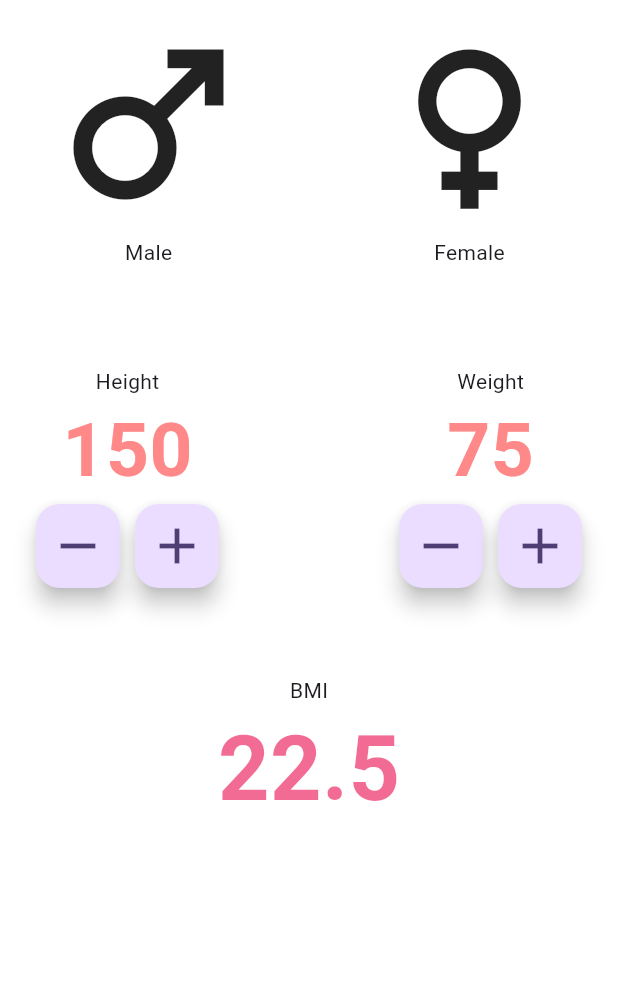
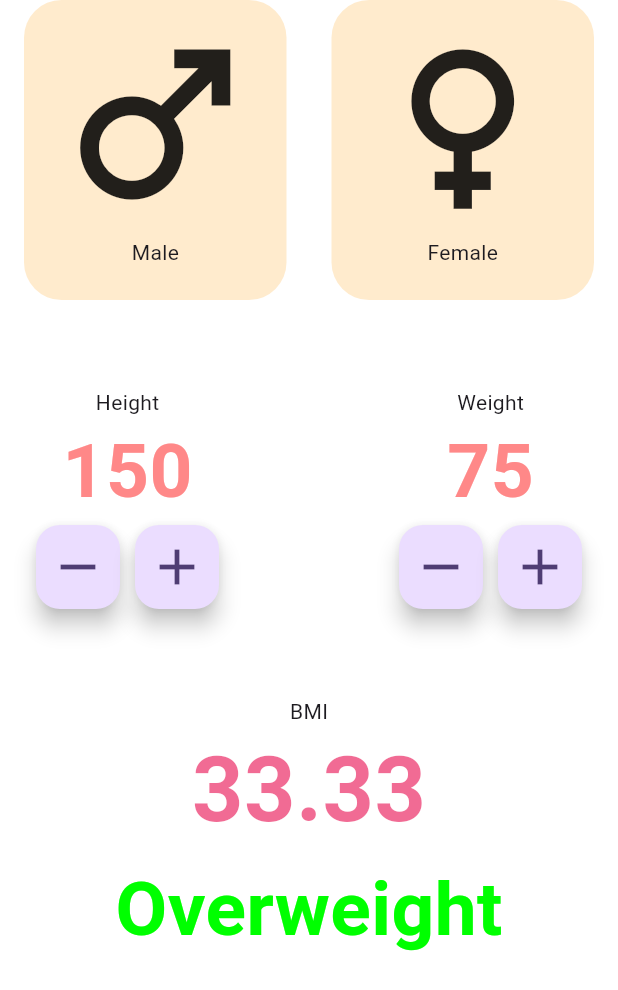
Before and after one commit to sachithrakalani/BMI-App, a Flutter app: the screen it shows after launch, on a phone screen of 412 x 824 dp. Shown: the top 990 px of the screen. Run offline on Flutter 3.47's test engine with Material 3 defaults, Android fonts, the phone set to English and light mode, and no system bars.

Commit message:
Complete BMI app

```diff
--- a/lib/main_page.dart
+++ b/lib/main_page.dart
@@ -12,6 +12,11 @@ class _MainPageState extends State<MainPage> {
 
   int height = 150;
   int weight = 75;
+  String gender = '';
+
+  late double bmi =calculateBMI(height: height, weight: weight);
+  late String result;
+
   @override
   Widget build(BuildContext context) {
     return Scaffold(
@@ -20,25 +25,53 @@ class _MainPageState extends State<MainPage> {
           color: Colors.white,
           padding: const EdgeInsets.symmetric(horizontal: 16),
           child: Column(children: [
-            const Row(
+            Row(
               children: [
-                Padding(
-                  padding: EdgeInsets.all(8.0),
-                  child: Column(
-                    children: [
+                GestureDetector(
+                  onTap: (){
+                    setState(() {
+                      gender = 'M';
+                    });
+
+                  },
+                  child: Container(
+                    height: 200,
+                    width: 175,
+                    decoration: BoxDecoration(
+                      color:gender =='M' ? Colors.orange.withAlpha(150):Colors.orange.withAlpha(50),
+                      borderRadius:BorderRadius.circular(25)
+                    ),
+                    padding:const  EdgeInsets.all(8.0),
+                    child: const Column(
+                      children:[
                         Icon(Icons.male, size: 150),
                         Text("Male"),
                       ],
                     ),
                   ),
-                Spacer(),
-                Padding(
-                  padding: EdgeInsets.all(8.0),
-                  child: Column(
-                    children: [
+                ),
+                const Spacer(),
+                GestureDetector(
+                  onTap: (){
+                    setState(() {
+                      gender = 'F';
+                    });
+
+                  },
+                  child: Container(
+                    height: 200,
+                    width: 175,
+                    decoration: BoxDecoration(
+                      color:gender =='F' ? Colors.orange.withAlpha(150):Colors.orange.withAlpha(50),
+                      borderRadius:BorderRadius.circular(25)
+                    ),
+                    padding: const EdgeInsets.all(8.0),
+                    child: const Column(
+                      children:[
                         Icon(Icons.female, size: 150),
                         Text("Female"),
                       ],
+                    ),
                   ),
                 )
               ],
@@ -62,6 +95,7 @@ class _MainPageState extends State<MainPage> {
                             setState(() {
                               if(height > 50){
                                 height--;
+                                bmi =calculateBMI(height: height, weight: weight);
                               }
                             });
                           },
@@ -76,6 +110,7 @@ class _MainPageState extends State<MainPage> {
                             setState(() {
                               if(height < 220){
                                 height++;
+                                bmi =calculateBMI(height: height, weight: weight);
                               }
                             });
                           } ,
@@ -105,6 +140,7 @@ class _MainPageState extends State<MainPage> {
                             setState(() {
                               if(weight > 30){
                                 weight--;
+                                bmi =calculateBMI(height: height, weight: weight);
                               }
                             });
                           },
@@ -119,6 +155,7 @@ class _MainPageState extends State<MainPage> {
                             setState(() {
                               if(weight < 300){
                                 weight++;
+                                bmi =calculateBMI(height: height, weight: weight);
                               }
                              });
                           } ,
@@ -136,11 +173,31 @@ class _MainPageState extends State<MainPage> {
               children: [
                 const Text("BMI"),
                 Text(
-                  "22.5",
+                  bmi.toStringAsFixed(2),
                 style: kInputLableColour.copyWith(
                       color: kOutputTextColor,fontSize: 60,
                   ),
+                ),
+                Text (
+                  result = getResult(bmi),
+                  style: result == 'Overweight' ? const TextStyle(
+                    color: Color(0xFF00FF00),
+                    fontSize: 50,
+                    fontWeight: FontWeight.bold,
                   )
+                  :result == 'Normal' ? const TextStyle(
+                    color: Color(0xFFFF1111),
+                    fontSize: 70,
+                    fontWeight: FontWeight.bold,
+                  )
+                  :result == 'Underweight' ? const TextStyle(
+                    color: Color(0xFF0000FF),
+                    fontSize: 60,
+                    fontWeight: FontWeight.bold,
+                  )
+                : const TextStyle(),
+
+                ),
               ],
             )
           ]),
@@ -149,5 +206,17 @@ class _MainPageState extends State<MainPage> {
     );
   }
 
+  double calculateBMI({required int height , required int weight}){
+    return (weight / (height * height))*10000;
+  }
 
+  String getResult(double bmiValue){
+    if(bmiValue >= 25){
+      return 'Overweight';
+    }else if(bmiValue > 18.5){
+      return 'Normal';
+    }else{
+      return 'Underweight';
     }
+  }
+}
```
Lines whose indentation alone changed are shown as unchanged.
